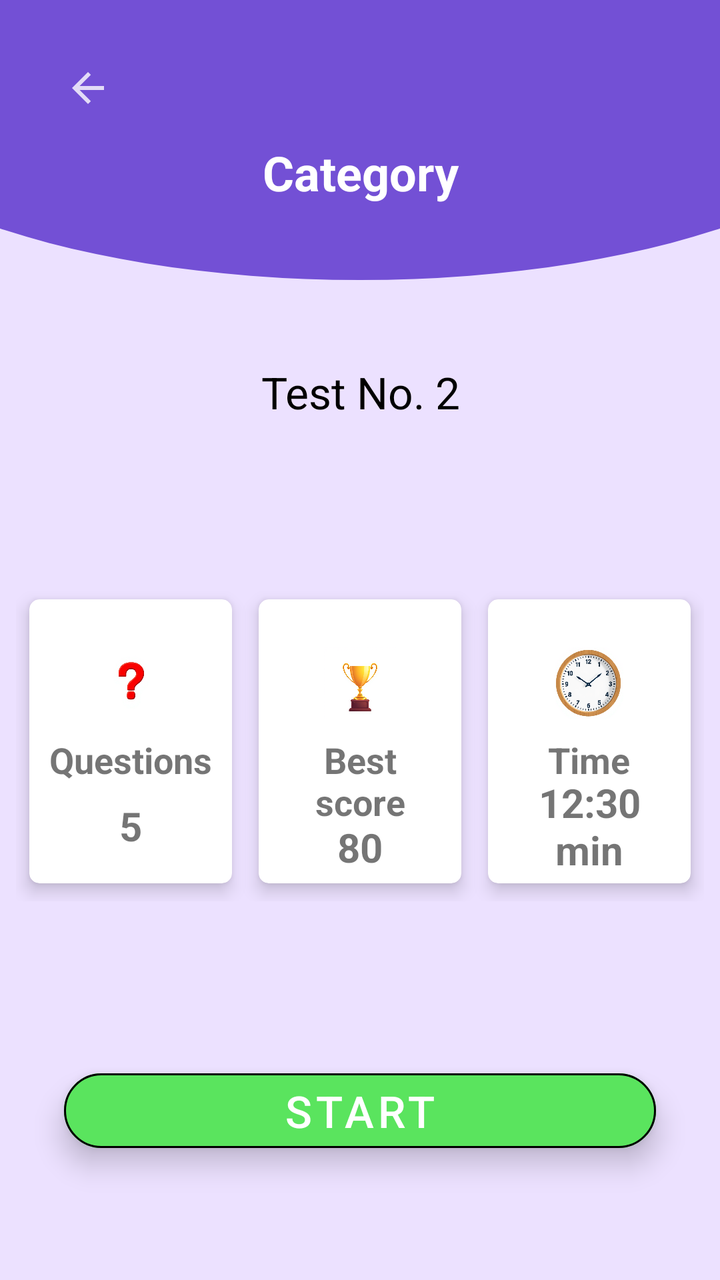
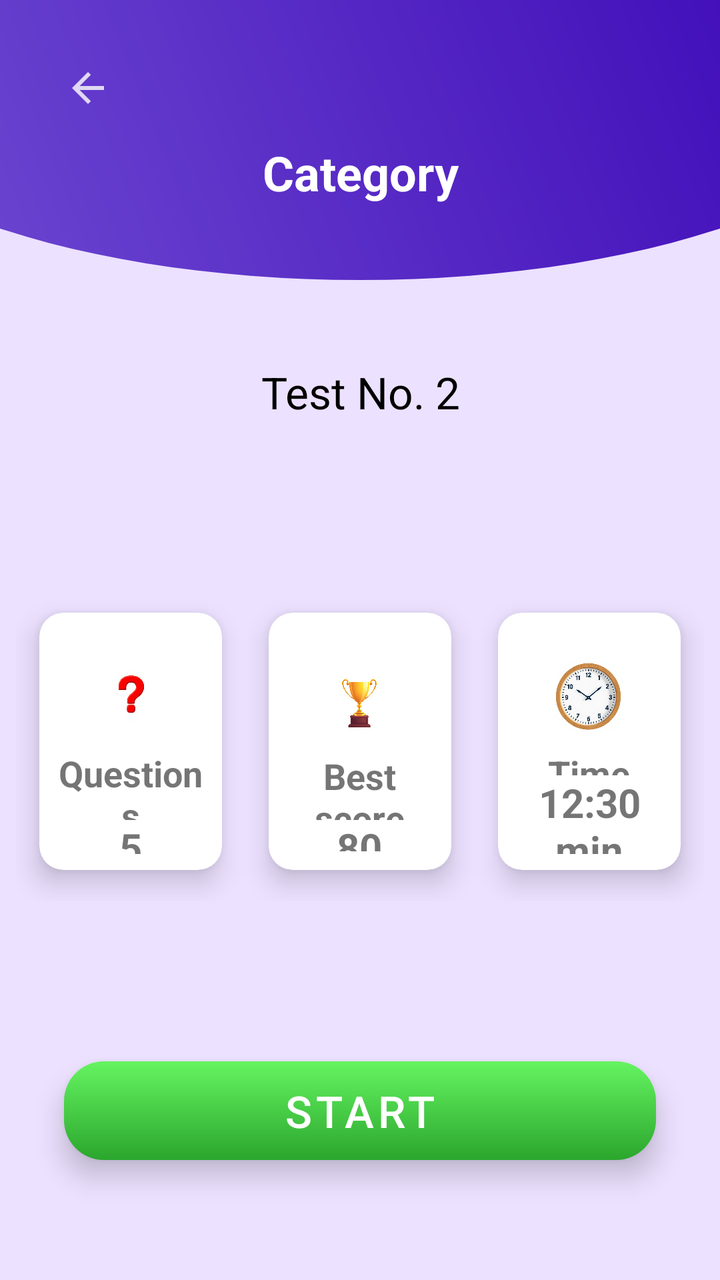

An Android layout rendered at two revisions. The XML below is the earlier revision; the diff shows what the commit changed to produce the second picture.
<!-- AndroidManifest.xml: application theme Theme.Quiz -->
<!-- res/layout/activity_start_test.xml -->
<?xml version="1.0" encoding="utf-8"?>
<androidx.constraintlayout.widget.ConstraintLayout xmlns:android="http://schemas.android.com/apk/res/android"
    xmlns:app="http://schemas.android.com/apk/res-auto"
    xmlns:tools="http://schemas.android.com/tools"
    android:id="@+id/main"
    android:layout_width="match_parent"
    android:layout_height="match_parent"
    android:background="@drawable/main_background"
    tools:context=".StartTestActivity"
    android:fitsSystemWindows="true">
    <ImageView
        android:id="@+id/st_backBtn"
        android:layout_width="wrap_content"
        android:layout_height="wrap_content"
        android:layout_marginStart="16dp"
        android:layout_marginTop="16dp"
        android:elevation="3dp"
        android:padding="16dp"
        app:layout_constraintStart_toStartOf="parent"
        app:layout_constraintTop_toTopOf="parent"
        app:srcCompat="@drawable/ic_back" />

    <TextView
        android:id="@+id/st_cat_name"
        android:layout_width="0dp"
        android:layout_height="wrap_content"
        android:layout_marginStart="16dp"
        android:layout_marginTop="70dp"
        android:layout_marginEnd="16dp"
        android:text="Category"
        android:textAlignment="center"
        app:layout_constraintEnd_toEndOf="parent"
        android:textColor="@color/white"
        android:textSize="24sp"
        android:textStyle="bold"
        app:layout_constraintStart_toStartOf="parent"
        app:layout_constraintTop_toTopOf="parent"
        />

    <TextView
        android:id="@+id/st_test_no"
        android:layout_width="0dp"
        android:layout_height="wrap_content"
        android:layout_marginStart="24dp"
        android:layout_marginEnd="24dp"
        android:layout_marginBottom="80dp"
        android:text="Test No. 2"
        android:textAlignment="center"
        android:textColor="@color/black"
        android:textSize="22sp"
        app:layout_constraintEnd_toEndOf="parent"
        app:layout_constraintStart_toStartOf="parent"
        app:layout_constraintBottom_toTopOf="@+id/ll2"
         />

    <LinearLayout
        android:layout_width="0dp"
        android:layout_height="wrap_content"
        android:id="@+id/ll2"
        android:orientation="horizontal"
        app:layout_constraintBottom_toTopOf="@id/start_Tbtn"
        app:layout_constraintStart_toStartOf="parent"
        app:layout_constraintEnd_toEndOf="parent"
        android:layout_marginStart="8dp"
        android:layout_marginBottom="80dp"
        android:layout_marginEnd="8dp"
        >
        <androidx.cardview.widget.CardView
            android:layout_width="120dp"
            android:layout_height="160dp"
            app:cardCornerRadius="5dp"
            app:cardElevation="5dp"
            app:cardUseCompatPadding="true"
            android:layout_weight="1"
            >
            <LinearLayout
                android:layout_width="wrap_content"
                android:layout_height="match_parent"
                android:layout_gravity="center"
                android:layout_margin="8dp"
                android:orientation="vertical"
                android:gravity="center"
                android:paddingTop="16dp"
                >
                <ImageView
                    android:layout_width="36dp"
                    android:layout_height="36dp"
                    android:src="@drawable/questionmark"
                    android:layout_marginBottom="8dp"/>
                <TextView
                    android:layout_width="wrap_content"
                    android:layout_height="wrap_content"
                    android:id="@+id/st_total_qs"
                    android:text = "Questions"
                    android:gravity="center_horizontal"
                    android:layout_weight="1"
                    android:textAlignment="center"
                    android:textSize="18sp"
                    android:textStyle="bold"/>
                <TextView
                    android:layout_width="wrap_content"
                    android:layout_height="wrap_content"
                    android:id="@+id/st_value_qs"
                    android:text = "5"
                    android:gravity="center_horizontal"
                    android:layout_weight="1"
                    android:textAlignment="center"
                    android:textSize="20sp"
                    android:textStyle="bold"/>

            </LinearLayout>

        </androidx.cardview.widget.CardView>
        <androidx.cardview.widget.CardView
            android:layout_width="120dp"
            android:layout_height="160dp"
            app:cardCornerRadius="5dp"
            app:cardElevation="5dp"
            app:cardUseCompatPadding="true"
            android:layout_weight="1"
            >
            <LinearLayout
                android:layout_width="wrap_content"
                android:layout_height="match_parent"
                android:layout_gravity="center"
                android:layout_margin="8dp"
                android:orientation="vertical"
                android:gravity="center"
                android:paddingTop="16dp"
                >
                <ImageView
                    android:layout_width="36dp"
                    android:layout_height="36dp"
                    android:src="@drawable/trophy"
                    android:layout_marginBottom="8dp"/>
                <TextView
                    android:layout_width="wrap_content"
                    android:layout_height="wrap_content"
                    android:id="@+id/st_best_score"
                    android:text = "Best score"
                    android:gravity="center_horizontal"
                    android:layout_weight="1"
                    android:textAlignment="center"
                    android:textSize="18sp"
                    android:textStyle="bold"/>
                <TextView
                    android:layout_width="wrap_content"
                    android:layout_height="wrap_content"
                    android:id="@+id/st_value_score"
                    android:text = "80"
                    android:gravity="center_horizontal"
                    android:layout_weight="1"
                    android:textAlignment="center"
                    android:textSize="20sp"
                    android:textStyle="bold"/>

            </LinearLayout>

        </androidx.cardview.widget.CardView>
        <androidx.cardview.widget.CardView
            android:layout_width="120dp"
            android:layout_height="160dp"
            app:cardCornerRadius="5dp"
            app:cardElevation="5dp"
            app:cardUseCompatPadding="true"
            android:layout_weight="1"
            >
            <LinearLayout
                android:layout_width="wrap_content"
                android:layout_height="match_parent"
                android:layout_gravity="center"
                android:layout_margin="8dp"
                android:orientation="vertical"
                android:gravity="center"
                android:paddingTop="16dp"
                >
                <ImageView
                    android:layout_width="36dp"
                    android:layout_height="36dp"
                    android:src="@drawable/clock"
                    android:layout_marginBottom="8dp"/>
                <TextView
                    android:layout_width="wrap_content"
                    android:layout_height="wrap_content"
                    android:id="@+id/st_time"
                    android:text = "Time"
                    android:gravity="center_horizontal"
                    android:layout_weight="1"
                    android:textAlignment="center"
                    android:textSize="18sp"
                    android:textStyle="bold"/>
                <TextView
                    android:layout_width="wrap_content"
                    android:layout_height="wrap_content"
                    android:id="@+id/st_value_time"
                    android:text = "12:30 min"
                    android:gravity="center_horizontal"
                    android:layout_weight="1"
                    android:textAlignment="center"
                    android:textSize="20sp"
                    android:textStyle="bold"/>

            </LinearLayout>

        </androidx.cardview.widget.CardView>

    </LinearLayout>
    <Button
        android:layout_width="0dp"
        android:layout_height="wrap_content"
        android:id="@+id/start_Tbtn"
        android:layout_marginStart="32dp"
        android:layout_marginEnd="32dp"
        android:layout_marginBottom="60dp"
        android:textColor="@color/white"
        app:cornerRadius="20dp"
        app:strokeWidth="1dp"
        android:text="Start"
        android:textSize="22sp"
        android:elevation="5dp"
        android:translationZ="3dp"
        android:stateListAnimator="@null"
        android:backgroundTint="#5AE45E"
        app:layout_constraintBottom_toBottomOf="parent"
        app:layout_constraintLeft_toLeftOf="parent"
        app:layout_constraintRight_toRightOf="parent"

        />


</androidx.constraintlayout.widget.ConstraintLayout>
<!-- resources referenced by this layout -->
<resources>
  <color name="black">#FF000000</color>
  <color name="white">#FFFFFFFF</color>
  <!-- drawable clock: png bitmap (drawable, 262087 bytes) -->
  <!-- drawable ic_back (drawable-anydpi) -->
  <vector xmlns:android="http://schemas.android.com/apk/res/android"
      android:width="24dp"
      android:height="24dp"
      android:viewportWidth="960"
      android:viewportHeight="960"
      android:tint="#FFFFFF"
      android:alpha="0.8"
      android:autoMirrored="true">
    <path
        android:fillColor="@android:color/white"
        android:pathData="M313,520L537,744L480,800L160,480L480,160L537,216L313,440L800,440L800,520L313,520Z"/>
  </vector>
  <!-- drawable main_background (drawable) -->
  <?xml version="1.0" encoding="utf-8"?>
  <layer-list xmlns:android="http://schemas.android.com/apk/res/android">
  
      <item>
          <shape android:shape="rectangle">
              <solid android:color="@color/background"/>
          </shape>
      </item>
      <item
          android:bottom="500dp"
          android:left="-100dp"
          android:right="-100dp"
          android:top="-80dp">
          <shape
              android:shape="oval">
              <solid android:color="@color/primary" />
          </shape>
      </item>
  </layer-list>
  <!-- drawable questionmark: png bitmap (drawable, 66411 bytes) -->
  <!-- drawable trophy: png bitmap (drawable, 266701 bytes) -->
  <style name="Theme.Quiz" parent="Theme.MaterialComponents.DayNight.NoActionBar">
          
          <item name="colorPrimary">@color/purple_500</item>
          <item name="colorPrimaryVariant">@color/purple_700</item>
          <item name="colorOnPrimary">@color/white</item>
  
          
          <item name="colorSecondary">@color/teal_200</item>
          <item name="colorSecondaryVariant">@color/teal_700</item>
          <item name="colorOnSecondary">@color/black</item>
  
          
          <item name="android:statusBarColor">?attr/colorPrimaryVariant</item>
      </style>
  <color name="background">#ECE1FF</color>
  <color name="primary">#7350D5</color>
  <color name="purple_500">#FF6200EE</color>
  <color name="purple_700">#FF3700B3</color>
  <color name="teal_200">#FF03DAC5</color>
  <color name="teal_700">#FF018786</color>
</resources>

<!-- the commit's change to res/layout/activity_start_test.xml (unified diff, before → after) -->
@@ -68,8 +68,8 @@
         <androidx.cardview.widget.CardView
             android:layout_width="120dp"
             android:layout_height="160dp"
-            app:cardCornerRadius="5dp"
-            app:cardElevation="5dp"
+            app:cardCornerRadius="12dp"
+            app:cardElevation="8dp"
             app:cardUseCompatPadding="true"
             android:layout_weight="1"
             >
@@ -114,45 +114,48 @@
         <androidx.cardview.widget.CardView
             android:layout_width="120dp"
             android:layout_height="160dp"
-            app:cardCornerRadius="5dp"
-            app:cardElevation="5dp"
+            app:cardCornerRadius="12dp"
+            app:cardElevation="8dp"
             app:cardUseCompatPadding="true"
             android:layout_weight="1"
             >
+
             <LinearLayout
-                android:layout_width="wrap_content"
-                android:layout_height="match_parent"
+                android:layout_width="85dp"
+                android:layout_height="110dp"
                 android:layout_gravity="center"
                 android:layout_margin="8dp"
+                android:gravity="center"
                 android:orientation="vertical"
-                android:gravity="center"
-                android:paddingTop="16dp"
-                >
+                android:paddingTop="16dp">
+
                 <ImageView
                     android:layout_width="36dp"
                     android:layout_height="36dp"
-                    android:src="@drawable/trophy"
-                    android:layout_marginBottom="8dp"/>
-                <TextView
-                    android:layout_width="wrap_content"
-                    android:layout_height="wrap_content"
+                    android:layout_marginBottom="8dp"
+                    android:src="@drawable/trophy" />
+
+                <TextView
                     android:id="@+id/st_best_score"
-                    android:text = "Best score"
-                    android:gravity="center_horizontal"
-                    android:layout_weight="1"
+                    android:layout_width="wrap_content"
+                    android:layout_height="wrap_content"
+                    android:layout_weight="1"
+                    android:gravity="center_horizontal"
+                    android:text="Best score"
                     android:textAlignment="center"
                     android:textSize="18sp"
-                    android:textStyle="bold"/>
-                <TextView
-                    android:layout_width="wrap_content"
-                    android:layout_height="wrap_content"
+                    android:textStyle="bold" />
+
+                <TextView
                     android:id="@+id/st_value_score"
-                    android:text = "80"
-                    android:gravity="center_horizontal"
-                    android:layout_weight="1"
+                    android:layout_width="wrap_content"
+                    android:layout_height="wrap_content"
+                    android:layout_weight="1"
+                    android:gravity="center_horizontal"
+                    android:text="80"
                     android:textAlignment="center"
                     android:textSize="20sp"
-                    android:textStyle="bold"/>
+                    android:textStyle="bold" />
 
             </LinearLayout>
 
@@ -160,8 +163,8 @@
         <androidx.cardview.widget.CardView
             android:layout_width="120dp"
             android:layout_height="160dp"
-            app:cardCornerRadius="5dp"
-            app:cardElevation="5dp"
+            app:cardCornerRadius="12dp"
+            app:cardElevation="8dp"
             app:cardUseCompatPadding="true"
             android:layout_weight="1"
             >
@@ -220,7 +223,9 @@
         android:elevation="5dp"
         android:translationZ="3dp"
         android:stateListAnimator="@null"
-        android:backgroundTint="#5AE45E"
+        android:backgroundTint="@null"
+        app:backgroundTint = "@null"
+        android:background="@drawable/btn_start_gradient"
         app:layout_constraintBottom_toBottomOf="parent"
         app:layout_constraintLeft_toLeftOf="parent"
         app:layout_constraintRight_toRightOf="parent"
<!-- resource entries referenced after the edit -->
@@ -2,6 +2,19 @@
 <resources>
   <color name="black">#FF000000</color>
   <color name="white">#FFFFFFFF</color>
+  <!-- drawable btn_start_gradient (drawable) -->
+  <?xml version="1.0" encoding="utf-8"?>
+  <layer-list xmlns:android="http://schemas.android.com/apk/res/android">
+      <item>
+          <shape android:shape="rectangle">
+              <corners android:radius="20dp"/>
+              <gradient
+                  android:startColor="#65F461"
+                  android:endColor="#2BA62D"
+                  android:angle="270"/>
+          </shape>
+      </item>
+  </layer-list>
   <!-- drawable clock: png bitmap (drawable, 262087 bytes) -->
   <!-- drawable ic_back (drawable-anydpi) -->
   <vector xmlns:android="http://schemas.android.com/apk/res/android"
@@ -32,7 +45,10 @@
           android:top="-80dp">
           <shape
               android:shape="oval">
-              <solid android:color="@color/primary" />
+              <gradient
+                  android:startColor="@color/primary"
+                  android:endColor="@color/purple_700"
+                  android:angle="45"/>
           </shape>
       </item>
   </layer-list>
